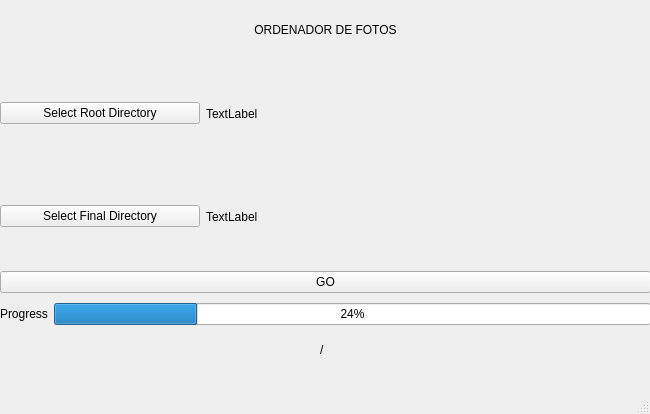
Old version of the form SorterWindow.ui in the repository MateMar04/Pic_Sorter.
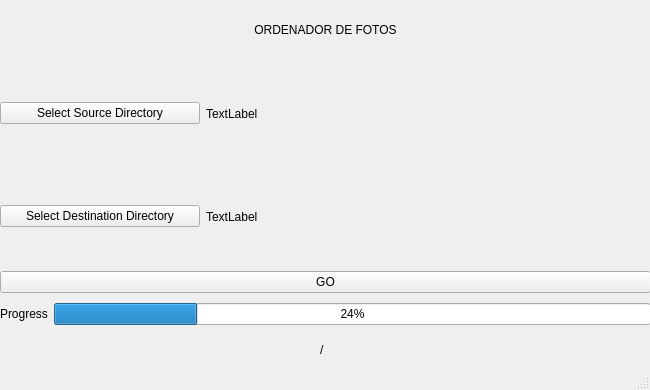
New version of the form.

The edit to the form file:
```diff
--- a/SorterWindow.ui
+++ b/SorterWindow.ui
@@ -7,13 +7,19 @@
     <x>0</x>
     <y>0</y>
     <width>650</width>
-    <height>414</height>
+    <height>390</height>
    </rect>
   </property>
   <property name="minimumSize">
    <size>
     <width>650</width>
-    <height>0</height>
+    <height>390</height>
+   </size>
+  </property>
+  <property name="maximumSize">
+   <size>
+    <width>650</width>
+    <height>390</height>
    </size>
   </property>
   <property name="windowTitle">
@@ -64,7 +70,7 @@
               </size>
              </property>
              <property name="text">
-              <string>Select Root Directory</string>
+              <string>Select Source Directory</string>
              </property>
             </widget>
            </item>
@@ -96,7 +102,7 @@
             </size>
            </property>
            <property name="text">
-            <string>Select Final Directory</string>
+            <string>Select Destination Directory</string>
            </property>
           </widget>
          </item>
```
Left out of the diff: 26 changed lines with no effect on the pictures.
